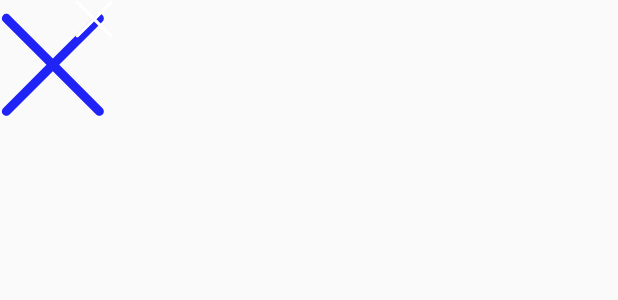
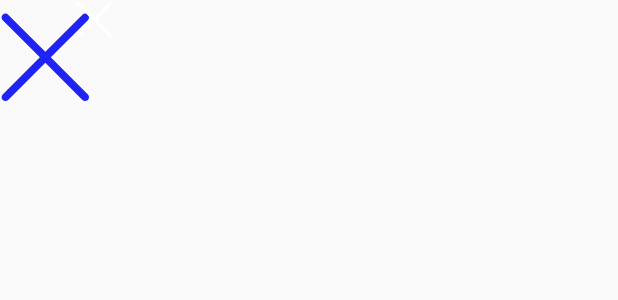
Before and after one commit to Zsunflower/AMDancer, an Android app: the layout layout_floating_widget.xml on its own in the app's theme, with its tools: preview values and no code run, on a phone screen of 412 x 824 dp. Shown: the top 300 px of the screen. Run offline under Robolectric (Android 15) with nearby library versions, the phone set to English and light mode, and no system bars.

Commit message:
up floating ui

```diff
--- a/app/src/main/res/layout/layout_floating_widget.xml
+++ b/app/src/main/res/layout/layout_floating_widget.xml
@@ -20,8 +20,8 @@
 
             <ImageView
                 android:id="@+id/collapsed_iv"
-                android:layout_width="70dp"
-                android:layout_height="70dp"
+                android:layout_width="60dp"
+                android:layout_height="60dp"
                 android:layout_marginTop="8dp"
                 android:src="@drawable/icon_simplified_coding" />
 
@@ -45,8 +45,8 @@
 
             <ImageView
                 android:id="@+id/buttonSimplifiedCodingExpanded"
-                android:layout_width="80dp"
-                android:layout_height="80dp"
+                android:layout_width="60dp"
+                android:layout_height="60dp"
                 android:src="@drawable/icon_simplified_coding"
                 tools:ignore="ContentDescription" />
 
@@ -57,16 +57,16 @@
                 android:orientation="horizontal">
 
                 <Button
-                    android:id="@+id/startButton"
+                    android:id="@+id/startButton_4k"
                     android:layout_width="wrap_content"
                     android:layout_height="wrap_content"
-                    android:text="@string/start_bot" />
+                    android:text="@string/start_4k" />
 
                 <Button
-                    android:id="@+id/stopButton"
+                    android:id="@+id/startButton_BB"
                     android:layout_width="wrap_content"
                     android:layout_height="wrap_content"
-                    android:text="@string/stop_bot" />
+                    android:text="@string/start_bb" />
             </LinearLayout>
 
         </LinearLayout>
--- a/app/src/main/res/values/strings.xml
+++ b/app/src/main/res/values/strings.xml
@@ -1,9 +1,9 @@
 <resources>
     <string name="app_name">AM Dancer</string>
     <string name="action_settings">Settings</string>
-    <string name="start_bot">Start Bot</string>
-    <string name="stop_bot">Stop Bot</string>
+    <string name="start_4k">4K</string>
+    <string name="start_bb">BB</string>
     <string name="recording">Recording</string>
     <string name="accessibility_service_label">Allow AM Dancer to perform input touch, gesture </string>
-    <string name="create_floating_widget">Create Floating Widget</string>
+    <string name="start_bot">Start Bot</string>
 </resources>
```
Also changed, not shown: app/src/main/java/com/autogame/amdancer/FloatingUIService.java (+9 -7 lines), app/src/main/java/com/autogame/amdancer/MainActivity.java (+3 -26 lines), app/src/main/java/com/autogame/amdancer/ScreenCaptureService.java (+12 -4 lines), app/src/main/res/layout/activity_main.xml (+1 -11 lines), 2 other files.
